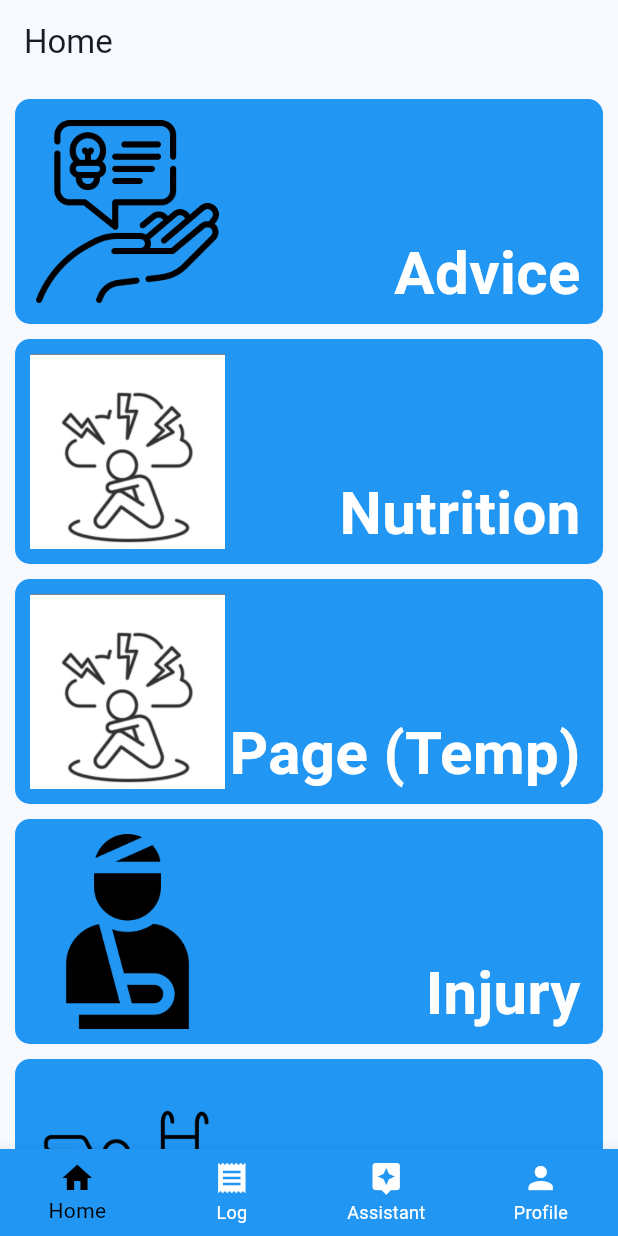
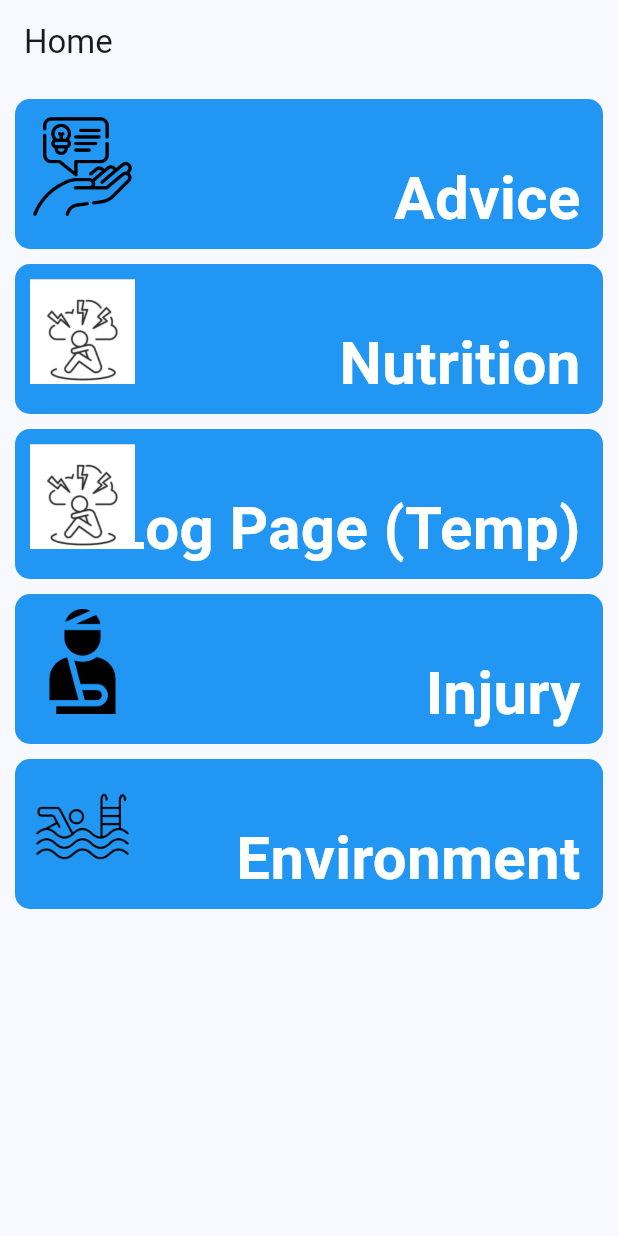
Before and after one commit to Makari0us/swim_z, a Flutter app: the HomePage screen opened directly, on a phone screen of 412 x 824 dp. Run offline on Flutter 3.47's test engine with Material 2 defaults, Android fonts, the phone set to English and light mode, and no system bars; our stand-ins replace cloud_firestore, firebase_auth, firebase_core, image_picker; accounts and stored records are empty; statements that could not run were skipped.

Commit message:
Organized Files and Updated Home Pagee

```diff
--- a/lib/login_page.dart
+++ b/lib/auth/login_page.dart
@@ -3,9 +3,9 @@
 import 'package:flutter/gestures.dart';
 import 'package:flutter/material.dart';
 import 'package:firebase_auth/firebase_auth.dart';
-import 'package:swim_z/log_page.dart';
+import 'package:swim_z/pages/home_page.dart';
+import 'package:swim_z/pages/log_page.dart';
 
-import 'home_page.dart';
 import 'signup_page.dart';
 
 class LoginPage extends StatefulWidget {
--- a/lib/signup_page.dart
+++ b/lib/auth/signup_page.dart
@@ -4,7 +4,7 @@ import 'package:cloud_firestore/cloud_firestore.dart';
 import 'package:flutter/gestures.dart';
 import 'package:flutter/material.dart';
 import 'package:firebase_auth/firebase_auth.dart';
-import 'package:swim_z/login_page.dart';
+import 'package:swim_z/auth/login_page.dart';
 
 class SignUpPage extends StatefulWidget {
   const SignUpPage({super.key});
--- a/lib/home_page.dart
+++ /dev/null
@@ -1,256 +0,0 @@
-import 'package:firebase_auth/firebase_auth.dart';
-import 'package:flutter/material.dart';
-import 'package:swim_z/nutrition_page.dart';
-import 'package:swim_z/profile_page.dart';
-import 'package:swim_z/search_page.dart';
-
-import 'bottom_navigation_bar.dart';
-
-class HomePage extends StatefulWidget {
-  const HomePage({super.key});
-
-  @override
-  State<HomePage> createState() => _HomePageState();
-}
-
-class _HomePageState extends State<HomePage> {
-  int currentIndex = 0;
-  String userUID = FirebaseAuth.instance.currentUser!.uid;
-
-  void onTap(int index) {
-    setState(() {
-      currentIndex = index;
-    });
-  }
-
-  @override
-  Widget build(BuildContext context) {
-    return Scaffold(
-      appBar: AppBar(
-        title: Text('Home'),
-      ),
-      body: SingleChildScrollView(
-        child: Column(
-          children: [
-            // Advice
-            Padding(
-              padding: EdgeInsets.fromLTRB(10.0, 10.0, 10.0, 0.0),
-              child: GestureDetector(
-                onTap: () {
-                  Navigator.push(context,
-                      MaterialPageRoute(builder: (context) => SearchPage()));
-                },
-                child: Stack(
-                  children: [
-                    ClipRRect(
-                      borderRadius: BorderRadius.circular(10.0),
-                      child: Container(
-                        height: 150,
-                        color: Colors.blue,
-                      ),
-                    ),
-                    Positioned(
-                      bottom: 5.0,
-                      right: 15.0,
-                      child: Text(
-                        'Advice',
-                        style: TextStyle(
-                          color: Colors.white,
-                          fontSize: 40.0,
-                          fontWeight: FontWeight.bold,
-                        ),
-                      ),
-                    ),
-                    Positioned(
-                      top: 10.0,
-                      left: 10.0,
-                      // child: Icon(
-                      //   Icons.bubble_chart,
-                      //   size: 130.0,
-                      //   color: Colors.white,
-                      // ),
-                      child: Image.asset(
-                        'assets/images/advice-icon.png',
-                        height: 130.0,
-                        width: 130.0,
-                        fit: BoxFit.cover,
-                      ),
-                    ),
-                  ],
-                ),
-              ),
-            ),
-            // Nutrition
-            Padding(
-              padding: EdgeInsets.fromLTRB(10.0, 10.0, 10.0, 0.0),
-              child: GestureDetector(
-                onTap: () {
-                  Navigator.push(context,
-                      MaterialPageRoute(builder: (context) => NutritionPage()));
-                },
-                child: Stack(
-                  children: [
-                    ClipRRect(
-                      borderRadius: BorderRadius.circular(10.0),
-                      child: Container(
-                        height: 150,
-                        color: Colors.blue,
-                      ),
-                    ),
-                    Positioned(
-                      bottom: 5.0,
-                      right: 15.0,
-                      child: Text(
-                        'Nutrition',
-                        style: TextStyle(
-                          color: Colors.white,
-                          fontSize: 40.0,
-                          fontWeight: FontWeight.bold,
-                        ),
-                      ),
-                    ),
-                    Positioned(
-                      top: 10.0,
-                      left: 10.0,
-                      child: Image.asset(
-                        'assets/images/anxiety-icon.png',
-                        height: 130.0,
-                        width: 130.0,
-                        fit: BoxFit.cover,
-                      ),
-                    ),
-                  ],
-                ),
-              ),
-            ),
-            // Stress
-            Padding(
-              padding: EdgeInsets.fromLTRB(10.0, 10.0, 10.0, 0.0),
-              child: GestureDetector(
-                onTap: () {
-                  Navigator.push(
-                      context,
-                      MaterialPageRoute(
-                          builder: (context) => ProfilePage(
-                                userID: userUID,
-                              )));
-                },
-                child: Stack(
-                  children: [
-                    ClipRRect(
-                      borderRadius: BorderRadius.circular(10.0),
-                      child: Container(
-                        height: 150,
-                        color: Colors.blue,
-                      ),
-                    ),
-                    Positioned(
-                      bottom: 5.0,
-                      right: 15.0,
-                      child: Text(
-                        'Log Page (Temp)',
-                        style: TextStyle(
-                          color: Colors.white,
-                          fontSize: 40.0,
-                          fontWeight: FontWeight.bold,
-                        ),
-                      ),
-                    ),
-                    Positioned(
-                      top: 10.0,
-                      left: 10.0,
-                      child: Image.asset(
-                        'assets/images/anxiety-icon.png',
-                        height: 130.0,
-                        width: 130.0,
-                        fit: BoxFit.cover,
-                      ),
-                    ),
-                  ],
-                ),
-              ),
-            ),
-            // Injury
-            Padding(
-              padding: EdgeInsets.fromLTRB(10.0, 10.0, 10.0, 0.0),
-              child: Stack(
-                children: [
-                  ClipRRect(
-                    borderRadius: BorderRadius.circular(10.0),
-                    child: Container(
-                      height: 150,
-                      color: Colors.blue,
-                    ),
-                  ),
-                  Positioned(
-                    bottom: 5.0,
-                    right: 15.0,
-                    child: Text(
-                      'Injury',
-                      style: TextStyle(
-                        color: Colors.white,
-                        fontSize: 40.0,
-                        fontWeight: FontWeight.bold,
-                      ),
-                    ),
-                  ),
-                  Positioned(
-                    top: 10.0,
-                    left: 10.0,
-                    child: Image.asset(
-                      'assets/images/injury-icon.png',
-                      height: 130.0,
-                      width: 130.0,
-                      fit: BoxFit.cover,
-                    ),
-                  ),
-                ],
-              ),
-            ),
-            // Environment
-            Padding(
-              padding: EdgeInsets.fromLTRB(10.0, 10.0, 10.0, 10.0),
-              child: Stack(
-                children: [
-                  ClipRRect(
-                    borderRadius: BorderRadius.circular(10.0),
-                    child: Container(
-                      height: 150,
-                      color: Colors.blue,
-                    ),
-                  ),
-                  Positioned(
-                    bottom: 5.0,
-                    right: 15.0,
-                    child: Text(
-                      'Environment',
-                      style: TextStyle(
-                        color: Colors.white,
-                        fontSize: 40.0,
-                        fontWeight: FontWeight.bold,
-                      ),
-                    ),
-                  ),
-                  Positioned(
-                    top: 10.0,
-                    left: 10.0,
-                    child: Image.asset(
-                      'assets/images/environment-icon.png',
-                      height: 130.0,
-                      width: 130.0,
-                      fit: BoxFit.cover,
-                    ),
-                  ),
-                ],
-              ),
-            ),
-          ],
-        ),
-      ),
-      bottomNavigationBar: BottomNavBar(
-        currentIndex: currentIndex,
-        onTap: onTap,
-      ),
-    );
-  }
-}
--- a/lib/main.dart
+++ b/lib/main.dart
@@ -2,8 +2,6 @@ import 'package:flutter/material.dart';
 import 'package:firebase_core/firebase_core.dart';
 import 'package:swim_z/splash_screen.dart';
 import 'firebase_options.dart';
-import 'home_page.dart';
-import 'login_page.dart';
 
 void main() async {
   WidgetsFlutterBinding.ensureInitialized();
--- /dev/null
+++ b/lib/pages/home_page.dart
@@ -0,0 +1,97 @@
+import 'package:firebase_auth/firebase_auth.dart';
+import 'package:flutter/material.dart';
+import 'package:swim_z/pages/nutrition_page.dart';
+import 'package:swim_z/pages/profile_page.dart';
+import 'package:swim_z/pages/search_page.dart';
+
+// import 'bottom_navigation_bar.dart';
+
+class HomePage extends StatefulWidget {
+  const HomePage({super.key});
+
+  @override
+  State<HomePage> createState() => _HomePageState();
+}
+
+class _HomePageState extends State<HomePage> {
+  // int currentIndex = 0;
+  String userUID = FirebaseAuth.instance.currentUser!.uid;
+
+  // void onTap(int index) {
+  //   setState(() {
+  //     currentIndex = index;
+  //   });
+  // }
+
+  Widget buildSection(String title, String imageAsset, Widget page) {
+    return Padding(
+      padding: const EdgeInsets.fromLTRB(10.0, 10.0, 10.0, 0.0),
+      child: GestureDetector(
+        onTap: () {
+          Navigator.push(
+              context, MaterialPageRoute(builder: (context) => page));
+        },
+        child: Stack(
+          children: [
+            ClipRRect(
+              borderRadius: BorderRadius.circular(10.0),
+              child: Container(
+                height: 100,
+                color: Colors.blue,
+              ),
+            ),
+            Positioned(
+              bottom: 5.0,
+              right: 15.0,
+              child: Text(
+                title,
+                style: TextStyle(
+                  color: Colors.white,
+                  fontSize: 40.0,
+                  fontWeight: FontWeight.bold,
+                ),
+              ),
+            ),
+            Positioned(
+              top: 10.0,
+              left: 10.0,
+              child: Image.asset(
+                'assets/images/$imageAsset',
+                height: 70.0,
+                width: 70.0,
+                fit: BoxFit.cover,
+              ),
+            ),
+          ],
+        ),
+      ),
+    );
+  }
+
+  @override
+  Widget build(BuildContext context) {
+    return Scaffold(
+      appBar: AppBar(
+        title: Text('Home'),
+      ),
+      body: SingleChildScrollView(
+        child: Column(
+          children: [
+            buildSection('Advice', 'advice-icon.png', SearchPage()),
+            buildSection('Nutrition', 'anxiety-icon.png', NutritionPage()),
+            buildSection('Log Page (Temp)', 'anxiety-icon.png',
+                ProfilePage(userID: userUID)),
+            buildSection('Injury', 'injury-icon.png',
+                Container()), // Replace 'Container()' with the actual injury page.
+            buildSection('Environment', 'environment-icon.png',
+                Container()), // Replace 'Container()' with the actual environment page.
+          ],
+        ),
+      ),
+      // bottomNavigationBar: BottomNavBar(
+      //   currentIndex: currentIndex,
+      //   onTap: onTap,
+      // ),
+    );
+  }
+}
--- a/lib/profile_page.dart
+++ b/lib/pages/profile_page.dart
@@ -5,7 +5,8 @@ import 'package:firebase_auth/firebase_auth.dart';
 import 'package:cloud_firestore/cloud_firestore.dart';
 import 'package:image_picker/image_picker.dart';
 import 'dart:io';
-import 'user.dart';
+
+import 'package:swim_z/user.dart';
 
 class ProfilePage extends StatefulWidget {
   final String userID;
--- a/lib/splash_screen.dart
+++ b/lib/splash_screen.dart
@@ -1,8 +1,7 @@
 // ignore_for_file: prefer_const_constructors
 
 import 'package:flutter/material.dart';
-
-import 'login_page.dart';
+import 'package:swim_z/auth/login_page.dart';
 
 class SplashScreen extends StatefulWidget {
   const SplashScreen({super.key});
```
Also changed, not shown: lib/pages/assistant_page.dart (renamed from lib/assistant_page.dart), lib/pages/environment_page.dart (added), lib/pages/log_page.dart (renamed from lib/log_page.dart), lib/pages/nutrition_page.dart (renamed from lib/nutrition_page.dart), lib/pages/search_page.dart (renamed from lib/search_page.dart).
